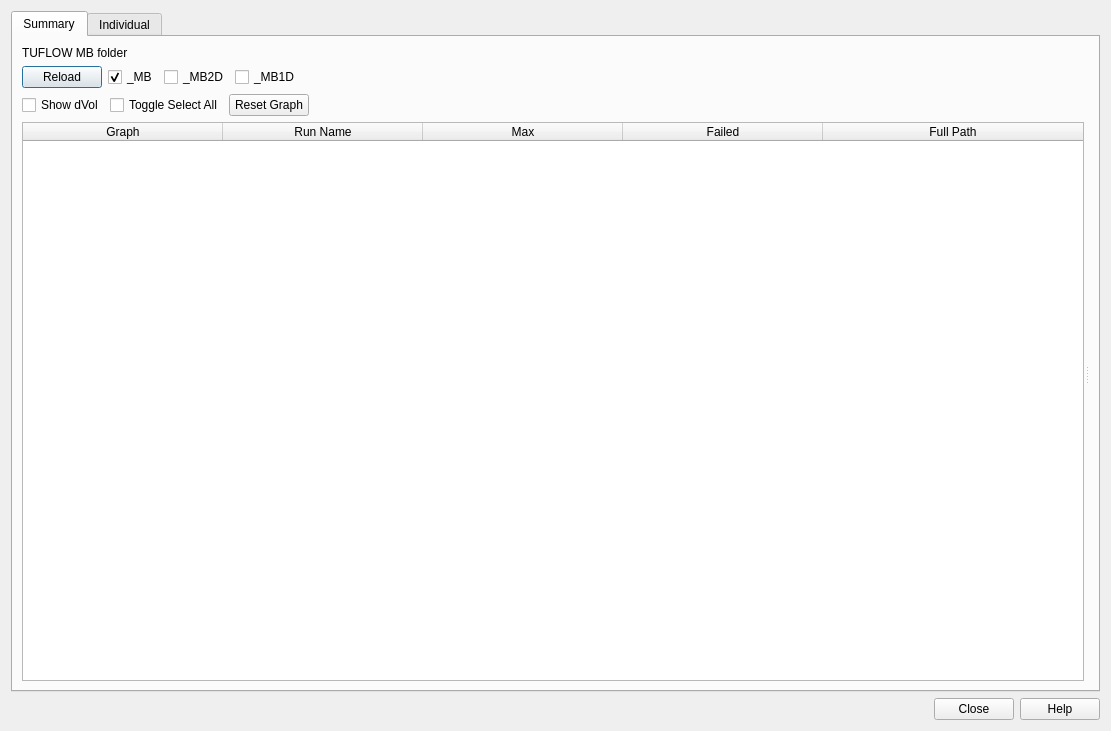
Above: mod_check/forms/ui_tuflowstability_check_dialog.ui from duncan-r/ModCheck before the change. Below: the same form after it.
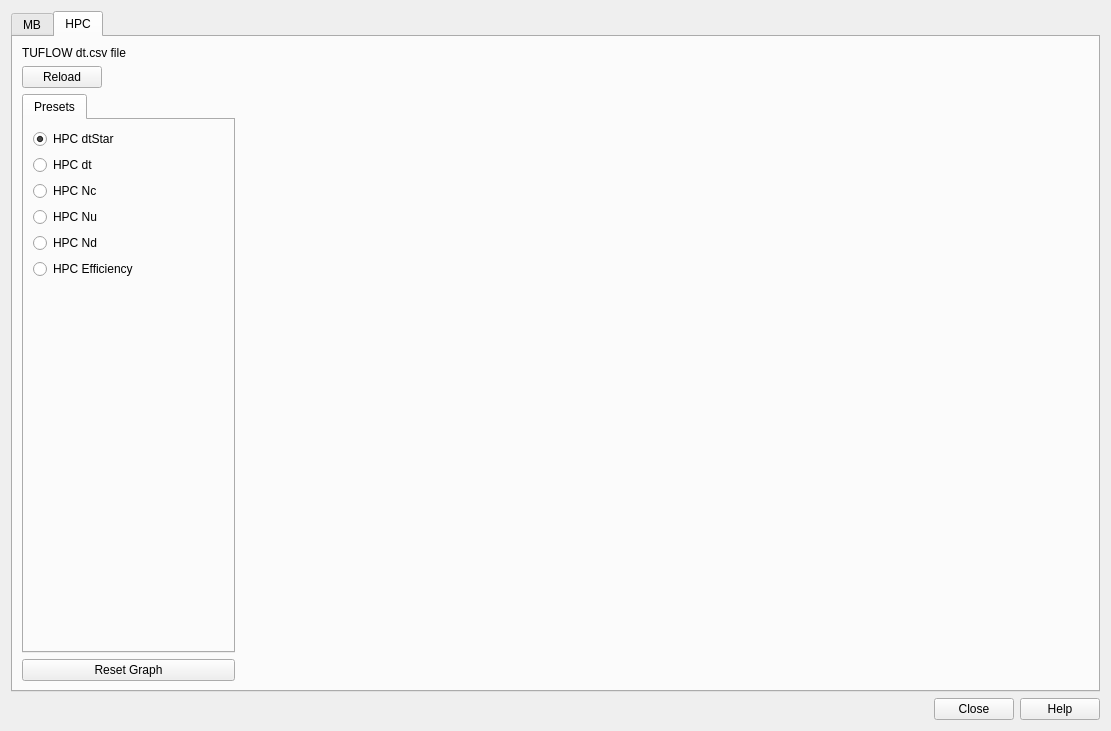
That is the form after the change. The open tabs and pages were chosen to show the change. Custom widgets are drawn as their Qt base class.

Commit message:
Fix MB viewer and add HPC check tools.
- TUFLOW MB checks and plots now working.
- Add HPC graphing tools to the MB viewer.

Diff of the .ui file:
```diff
--- a/mod_check/forms/ui_tuflowstability_check_dialog.ui
+++ b/mod_check/forms/ui_tuflowstability_check_dialog.ui
@@ -13,12 +13,22 @@
   <property name="windowTitle">
    <string>TUFLOW Stability Viewer</string>
   </property>
-  <layout class="QVBoxLayout" name="verticalLayout">
+  <layout class="QVBoxLayout" name="verticalLayout_4">
    <item>
     <widget class="QTabWidget" name="mainTabWidget">
      <property name="currentIndex">
       <number>0</number>
      </property>
+     <widget class="QWidget" name="mbTab">
+      <attribute name="title">
+       <string>MB</string>
+      </attribute>
+      <layout class="QVBoxLayout" name="verticalLayout">
+       <item>
+        <widget class="QTabWidget" name="mbTabWidget">
+         <property name="currentIndex">
+          <number>0</number>
+         </property>
      <widget class="QWidget" name="summaryTab">
       <attribute name="title">
        <string>Summary</string>
@@ -298,16 +308,160 @@
                </item>
               </layout>
              </widget>
-             <widget class="QWidget" name="customSeriesTab">
+                </widget>
+               </item>
+               <item>
+                <widget class="QPushButton" name="mbIndividualUpdateGraphBtn">
+                 <property name="text">
+                  <string>Reset Graph</string>
+                 </property>
+                </widget>
+               </item>
+              </layout>
+             </item>
+             <item>
+              <layout class="QVBoxLayout" name="mbIndividualGraphLayout"/>
+             </item>
+            </layout>
+           </item>
+          </layout>
+         </widget>
+        </widget>
+       </item>
+      </layout>
+     </widget>
+     <widget class="QWidget" name="hpcTab">
               <attribute name="title">
-               <string>Custom</string>
-              </attribute>
-             </widget>
-            </widget>
-           </item>
+       <string>HPC</string>
+      </attribute>
+      <layout class="QVBoxLayout" name="verticalLayout_16">
+       <item>
+        <layout class="QHBoxLayout" name="horizontalLayout_15">
+         <item>
+          <widget class="QLabel" name="label_5">
+           <property name="text">
+            <string>TUFLOW dt.csv file</string>
+           </property>
+          </widget>
+         </item>
+         <item>
+          <widget class="QgsFileWidget" name="hpcFileWidget">
+           <property name="filter">
+            <string>*dt.csv</string>
+           </property>
+          </widget>
+         </item>
+        </layout>
+       </item>
            <item>
-            <widget class="QPushButton" name="individualUpdateGraphBtn">
+        <layout class="QHBoxLayout" name="horizontalLayout_16">
+         <item>
+          <widget class="QPushButton" name="hpcReloadButton">
              <property name="text">
+            <string>Reload</string>
+           </property>
+          </widget>
+         </item>
+         <item>
+          <spacer name="horizontalSpacer_7">
+           <property name="orientation">
+            <enum>Qt::Horizontal</enum>
+           </property>
+           <property name="sizeHint" stdset="0">
+            <size>
+             <width>40</width>
+             <height>20</height>
+            </size>
+           </property>
+          </spacer>
+         </item>
+        </layout>
+       </item>
+       <item>
+        <layout class="QHBoxLayout" name="horizontalLayout_14" stretch="2,8">
+         <item>
+          <layout class="QVBoxLayout" name="verticalLayout_14">
+           <item>
+            <widget class="QTabWidget" name="individualSeriesTabWidget_3">
+             <property name="currentIndex">
+              <number>0</number>
+             </property>
+             <widget class="QWidget" name="presetSeriesTab_4">
+              <attribute name="title">
+               <string>Presets</string>
+              </attribute>
+              <layout class="QVBoxLayout" name="verticalLayout_15">
+               <item>
+                <widget class="QRadioButton" name="hpcDtStarRadioBtn">
+                 <property name="text">
+                  <string>HPC dtStar</string>
+                 </property>
+                 <property name="checked">
+                  <bool>true</bool>
+                 </property>
+                </widget>
+               </item>
+               <item>
+                <widget class="QRadioButton" name="hpcDtRadioBtn">
+                 <property name="text">
+                  <string>HPC dt</string>
+                 </property>
+                 <property name="checked">
+                  <bool>false</bool>
+                 </property>
+                 <property name="autoRepeatDelay">
+                  <number>150</number>
+                 </property>
+                </widget>
+               </item>
+               <item>
+                <widget class="QRadioButton" name="hpcNcRadioBtn">
+                 <property name="text">
+                  <string>HPC Nc</string>
+                 </property>
+                </widget>
+               </item>
+               <item>
+                <widget class="QRadioButton" name="hpcNuRadioBtn">
+                 <property name="text">
+                  <string>HPC Nu</string>
+                 </property>
+                </widget>
+               </item>
+               <item>
+                <widget class="QRadioButton" name="hpcNdRadioBtn">
+                 <property name="text">
+                  <string>HPC Nd</string>
+                 </property>
+                </widget>
+               </item>
+               <item>
+                <widget class="QRadioButton" name="hpcEffRadioBtn">
+                 <property name="text">
+                  <string>HPC Efficiency</string>
+                 </property>
+                </widget>
+               </item>
+               <item>
+                <spacer name="verticalSpacer_4">
+                 <property name="orientation">
+                  <enum>Qt::Vertical</enum>
+                 </property>
+                 <property name="sizeHint" stdset="0">
+                  <size>
+                   <width>20</width>
+                   <height>40</height>
+                  </size>
+                 </property>
+                </spacer>
+               </item>
+              </layout>
+             </widget>
+            </widget>
+           </item>
+           <item>
+            <widget class="QPushButton" name="hpcUpdateGraphBtn">
+             <property name="text">
               <string>Reset Graph</string>
              </property>
             </widget>
@@ -315,7 +469,7 @@
           </layout>
          </item>
          <item>
-          <layout class="QVBoxLayout" name="individualGraphLayout"/>
+          <layout class="QVBoxLayout" name="hpcGraphLayout"/>
          </item>
         </layout>
        </item>
```
Left out of the diff: 16 changed lines with no effect on the pictures. Lines whose indentation alone changed are shown as unchanged. The commit also changes 6 other files.
